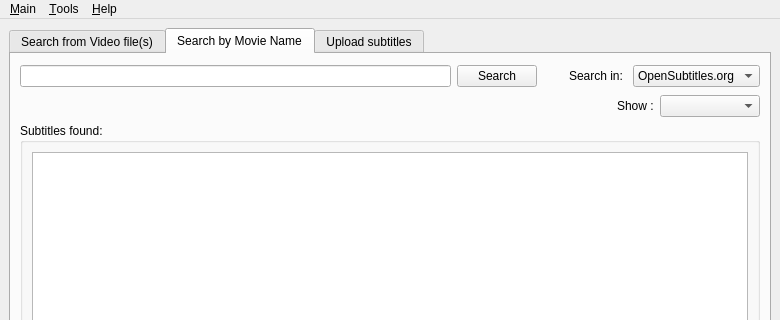
Old version of the form gui/main.ui in the repository mamboitaliano21/subdownloader; both pictures show x 0 to 780 and y 0 to 320 of the 780 by 593 pixel window.
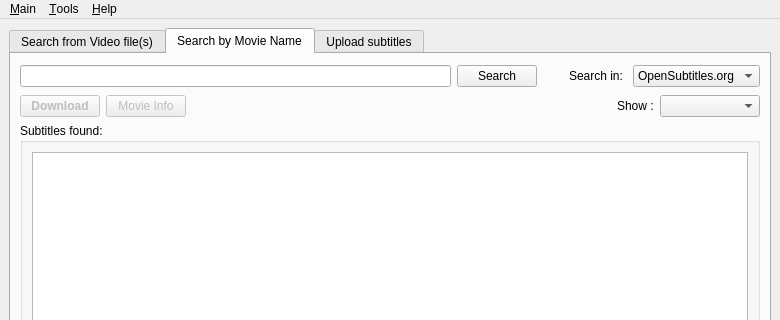
New version of the form. The open tabs and pages were chosen to show the change. Icons and pictures are not drawn. Custom widgets are drawn as their Qt base class.

Commit message: Added buttons for the search by name.

What changed in the file:
```diff
--- a/gui/main.ui
+++ b/gui/main.ui
@@ -272,7 +272,59 @@
            </layout>
           </item>
           <item>
-           <layout class="QHBoxLayout" >
+           <layout class="QHBoxLayout" name="horizontalLayout_3" >
+            <item>
+             <widget class="QPushButton" name="buttonDownloadbyTitle" >
+              <property name="enabled" >
+               <bool>false</bool>
+              </property>
+              <property name="sizePolicy" >
+               <sizepolicy vsizetype="Fixed" hsizetype="Fixed" >
+                <horstretch>0</horstretch>
+                <verstretch>0</verstretch>
+               </sizepolicy>
+              </property>
+              <property name="font" >
+               <font>
+                <weight>75</weight>
+                <bold>true</bold>
+               </font>
+              </property>
+              <property name="text" >
+               <string>Download</string>
+              </property>
+              <property name="icon" >
+               <iconset resource="images.qrc" >
+                <normaloff>:/images/download.png</normaloff>:/images/download.png</iconset>
+              </property>
+             </widget>
+            </item>
+            <item>
+             <widget class="QPushButton" name="buttonIMDBbyTitle" >
+              <property name="enabled" >
+               <bool>false</bool>
+              </property>
+              <property name="sizePolicy" >
+               <sizepolicy vsizetype="Fixed" hsizetype="Fixed" >
+                <horstretch>0</horstretch>
+                <verstretch>0</verstretch>
+               </sizepolicy>
+              </property>
+              <property name="text" >
+               <string>Movie Info</string>
+              </property>
+              <property name="icon" >
+               <iconset resource="images.qrc" >
+                <normaloff>:/images/imdb.jpg</normaloff>:/images/imdb.jpg</iconset>
+              </property>
+              <property name="iconSize" >
+               <size>
+                <width>32</width>
+                <height>16</height>
+               </size>
+              </property>
+             </widget>
+            </item>
             <item>
              <spacer>
               <property name="orientation" >
@@ -283,7 +335,7 @@
               </property>
               <property name="sizeHint" stdset="0" >
                <size>
-                <width>581</width>
+                <width>328</width>
                 <height>20</height>
                </size>
               </property>
```
The commit also changes 1 other file.
